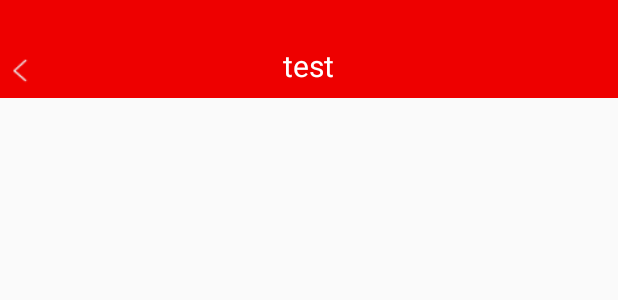
After one commit to keepping/LongDing, an Android app: the layout activity_teacherinfo.xml on its own in the app's theme, with its tools: preview values and no code run, on a phone screen of 412 x 824 dp. The commit adds this screen. Shown: the top 300 px of the screen. Run offline under Robolectric (Android 15) with nearby library versions, the phone set to English and light mode, and no system bars.

Commit message:
添加一个老师详情页面

```diff
--- a/app/src/main/AndroidManifest.xml
+++ b/app/src/main/AndroidManifest.xml
@@ -20,6 +20,7 @@
                 <category android:name="android.intent.category.LAUNCHER" />
             </intent-filter>
         </activity>
+        <activity android:name=".TeacherInfoActivity"></activity>
     </application>
 
 </manifest>
--- /dev/null
+++ b/app/src/main/res/layout/activity_teacherinfo.xml
@@ -0,0 +1,9 @@
+<?xml version="1.0" encoding="utf-8"?>
+<LinearLayout xmlns:android="http://schemas.android.com/apk/res/android"
+    android:orientation="vertical"
+    android:layout_width="match_parent"
+    android:layout_height="match_parent">
+    <include
+        layout="@layout/header_layout"></include>
+
+</LinearLayout>
```
Also changed, not shown: app/src/main/java/com/longding999/longding/TeacherInfoActivity.java (added, +70 -0 lines), app/src/main/java/com/longding999/longding/fragment/TeacherFragment.java (+9 -1 lines).
